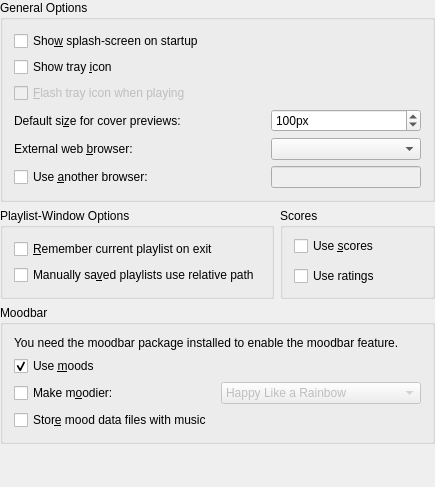
Above: src/configdialog/dialogs/GeneralConfig.ui from KDE/amarok before the change. Below: the same form after it.
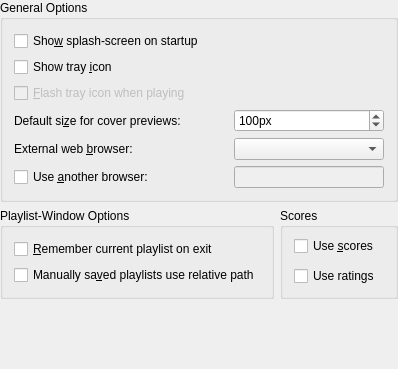
That is the form after the change. Custom widgets are drawn as their Qt base class.

Commit message: Don't crash when opening the config dialog.

Diff of the .ui file:
```diff
--- a/src/configdialog/dialogs/GeneralConfig.ui
+++ b/src/configdialog/dialogs/GeneralConfig.ui
@@ -5,8 +5,8 @@
    <rect>
     <x>0</x>
     <y>0</y>
-    <width>435</width>
-    <height>487</height>
+    <width>398</width>
+    <height>369</height>
    </rect>
   </property>
   <layout class="QGridLayout" name="gridLayout" >
@@ -232,95 +232,6 @@
     </layout>
    </item>
    <item row="2" column="0" >
-    <widget class="QGroupBox" name="moodFrame" >
-     <property name="title" >
-      <string>Moodbar</string>
-     </property>
-     <layout class="QGridLayout" name="gridLayout_4" >
-      <item row="0" column="0" colspan="2" >
-       <widget class="QLabel" name="moodbarHelpLabel" >
-        <property name="text" >
-         <string>You need the moodbar package installed to enable the moodbar feature.</string>
-        </property>
-       </widget>
-      </item>
-      <item row="1" column="0" colspan="2" >
-       <widget class="QCheckBox" name="kcfg_ShowMoodbar" >
-        <property name="enabled" >
-         <bool>true</bool>
-        </property>
-        <property name="toolTip" >
-         <string>Displays a visual representation of the current track in the column of the playlist window.</string>
-        </property>
-        <property name="whatsThis" >
-         <string>Displays a visual representation of the current track in the column of the playlist window.</string>
-        </property>
-        <property name="text" >
-         <string>Use &amp;moods</string>
-        </property>
-        <property name="checked" >
-         <bool>true</bool>
-        </property>
-       </widget>
-      </item>
-      <item row="2" column="0" >
-       <widget class="QCheckBox" name="kcfg_MakeMoodier" >
-        <property name="enabled" >
-         <bool>true</bool>
-        </property>
-        <property name="toolTip" >
-         <string>When enabled, the hue distribution is quantised and respread evenly, giving a prettier but less meaningful output.</string>
-        </property>
-        <property name="whatsThis" >
-         <string>When enabled, the hue distribution is quantised and respread evenly, giving a prettier but less meaningful output.</string>
-        </property>
-        <property name="text" >
-         <string>Make m&amp;oodier:</string>
-        </property>
-       </widget>
-      </item>
-      <item row="2" column="1" >
-       <widget class="QComboBox" name="kcfg_AlterMood" >
-        <property name="enabled" >
-         <bool>false</bool>
-        </property>
-        <item>
-         <property name="text" >
-          <string>Happy Like a Rainbow</string>
-         </property>
-        </item>
-        <item>
-         <property name="text" >
-          <string>Angry as Hell</string>
-         </property>
-        </item>
-        <item>
-         <property name="text" >
-          <string>Frozen in the Arctic</string>
-         </property>
-        </item>
-       </widget>
-      </item>
-      <item row="3" column="0" colspan="2" >
-       <widget class="QCheckBox" name="kcfg_MoodsWithMusic" >
-        <property name="enabled" >
-         <bool>true</bool>
-        </property>
-        <property name="toolTip" >
-         <string>Enabling this option stores Mood data files with the music files. Disabling stores them in your home folder.</string>
-        </property>
-        <property name="whatsThis" >
-         <string>Enabling this option stores Mood data files with the music files. Namely, the mood file for /music/file.mp3 will be /music/file.mood.  Disabling stores them in your home folder.</string>
-        </property>
-        <property name="text" >
-         <string>Stor&amp;e mood data files with music</string>
-        </property>
-       </widget>
-      </item>
-     </layout>
-    </widget>
-   </item>
-   <item row="3" column="0" >
     <spacer name="verticalSpacer" >
      <property name="orientation" >
       <enum>Qt::Vertical</enum>
```
Left out of the diff: 32 changed lines with no effect on the pictures.
